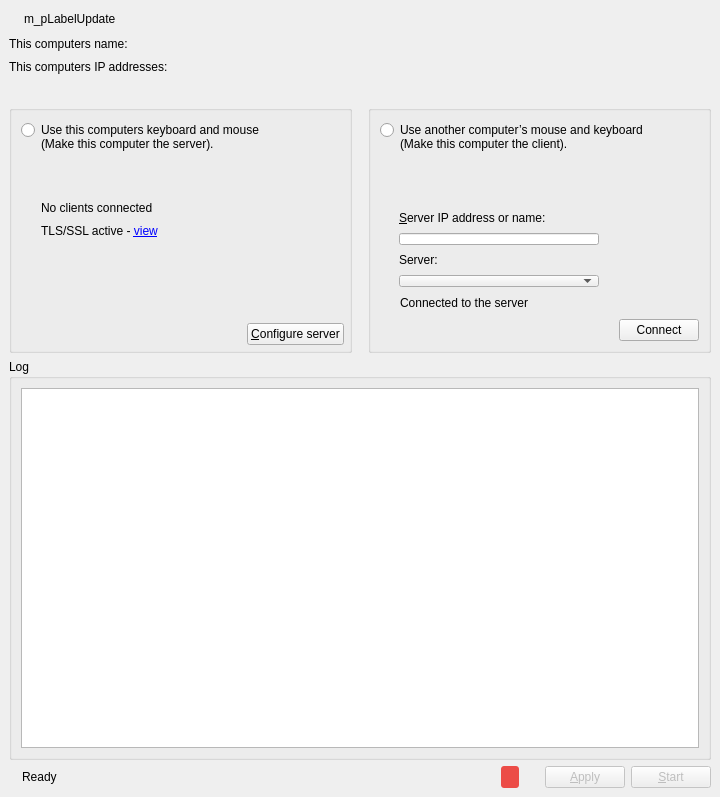
Before: the Qt Designer form src/gui/src/MainWindowBase.ui in deskflow/deskflow, drawn with Qt 5.
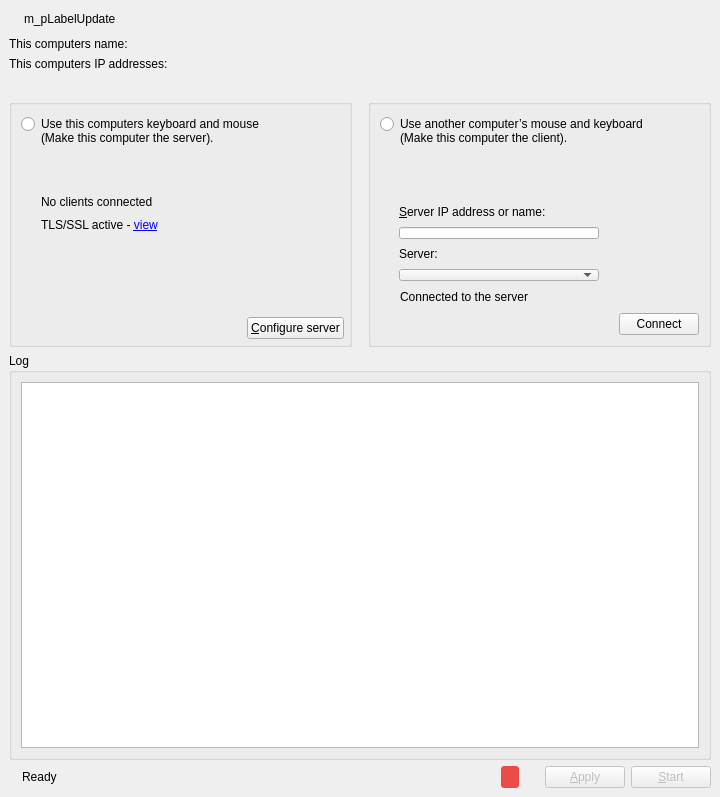
After: the same form once the commit is applied. Icons and pictures are not drawn. Custom widgets are drawn as their Qt base class.

Commit message: SYNERGY-936 Fixed gaps in IPs

What changed in the file:
```diff
--- a/src/gui/src/MainWindowBase.ui
+++ b/src/gui/src/MainWindowBase.ui
@@ -107,62 +107,10 @@
      </widget>
     </item>
     <item>
-     <widget class="QWidget" name="m_pWidgetIPAddress" native="true">
-      <property name="sizePolicy">
-       <sizepolicy hsizetype="Preferred" vsizetype="Preferred">
-        <horstretch>0</horstretch>
-        <verstretch>0</verstretch>
-       </sizepolicy>
+     <widget class="QLabel" name="m_pLabelIpAddresses">
+      <property name="text">
+       <string notr="true">This computers IP addresses:</string>
       </property>
-      <property name="minimumSize">
-       <size>
-        <width>0</width>
-        <height>20</height>
-       </size>
-      </property>
-      <layout class="QHBoxLayout" name="horizontalLayout_6">
-       <property name="spacing">
-        <number>0</number>
-       </property>
-       <property name="leftMargin">
-        <number>0</number>
-       </property>
-       <property name="topMargin">
-        <number>0</number>
-       </property>
-       <property name="rightMargin">
-        <number>0</number>
-       </property>
-       <property name="bottomMargin">
-        <number>0</number>
-       </property>
-       <item>
-        <widget class="QLabel" name="label_2">
-         <property name="minimumSize">
-          <size>
-           <width>0</width>
-           <height>20</height>
-          </size>
-         </property>
-         <property name="maximumSize">
-          <size>
-           <width>190</width>
-           <height>16777215</height>
-          </size>
-         </property>
-         <property name="text">
-          <string>This computers IP addresses:</string>
-         </property>
-        </widget>
-       </item>
-       <item>
-        <widget class="QLabel" name="m_pLabelIpAddresses">
-         <property name="text">
-          <string notr="true"/>
-         </property>
-        </widget>
-       </item>
-      </layout>
      </widget>
     </item>
     <item>
```
The commit also changes 1 other file.
